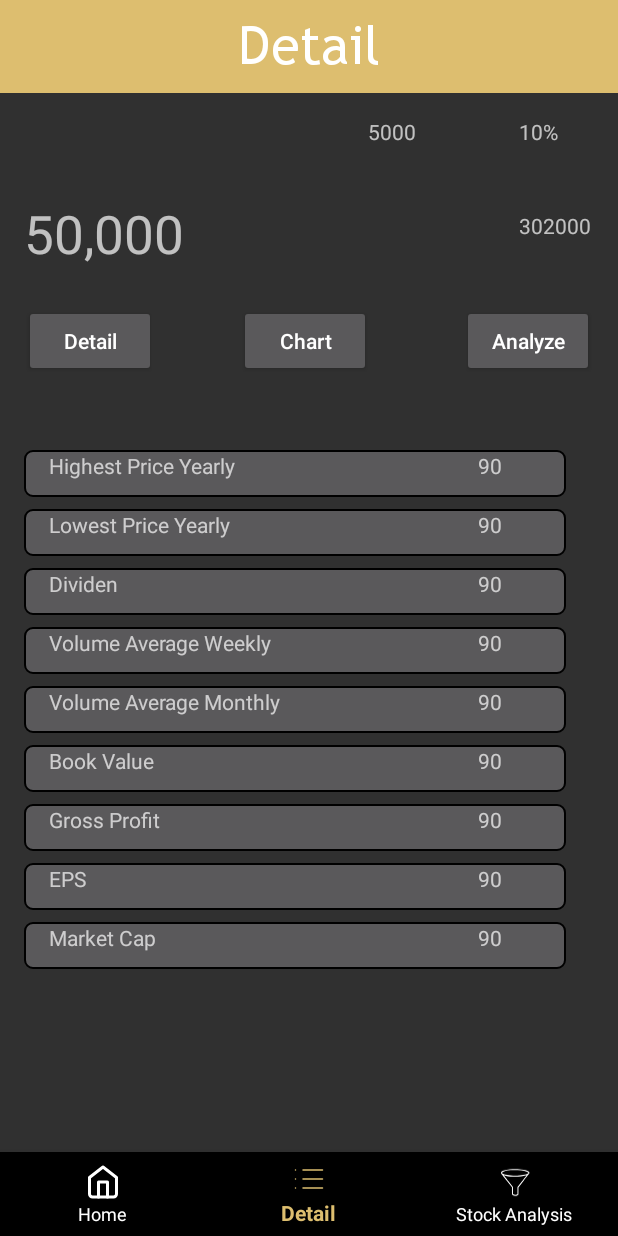
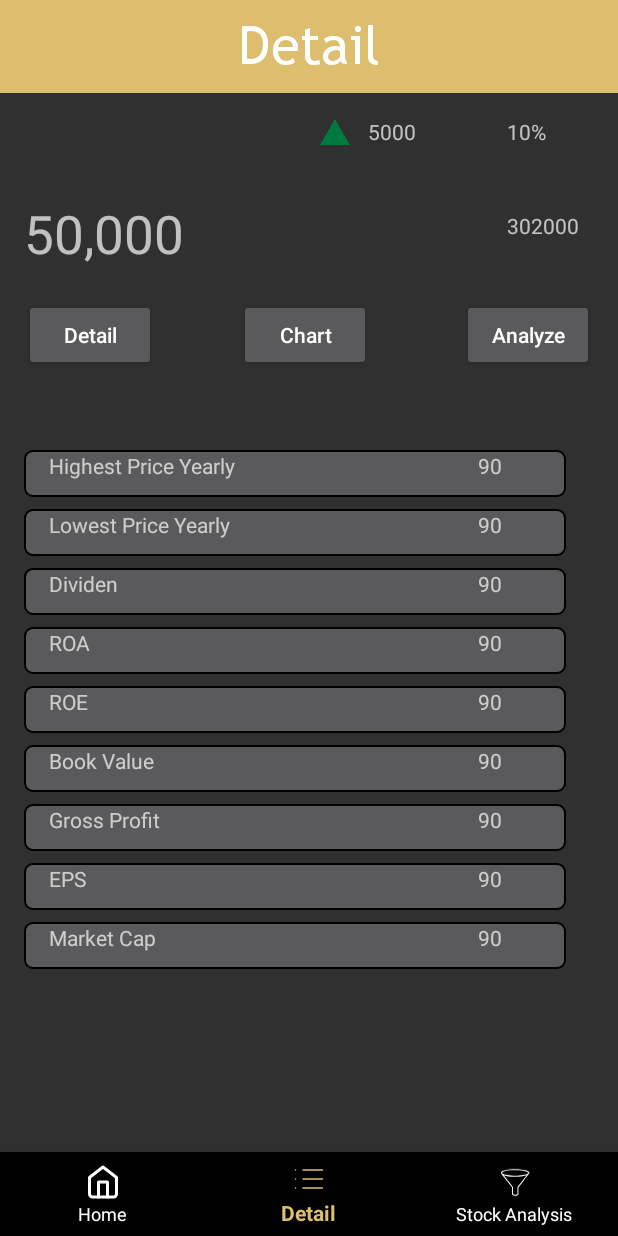
Before and after one commit to AlexanderWisnuputra/SanalyzerTA, an Android app: the Detail screen opened through its navigation route, on a phone screen of 412 x 824 dp. Run offline under Robolectric (Android 15) with nearby library versions, the light colour scheme and no system bars; our stand-ins replace navigation-ui; libraries missing offline, so code that uses them is left out: com.github.mikephil.charting; pictures from the network do not load.

Commit message:
add API Calls for Detail

```diff
--- a/app/src/main/java/com/example/sanalyzer/fragments/ItemAdapter.kt
+++ b/app/src/main/java/com/example/sanalyzer/adapter/SearchStockAdapter.kt
@@ -1,4 +1,4 @@
-package com.example.sanalyzer.fragments
+package com.example.sanalyzer.adapter
 import android.view.LayoutInflater
 import android.view.View
 import android.view.ViewGroup
@@ -10,11 +10,11 @@ import androidx.recyclerview.widget.RecyclerView
 import com.bumptech.glide.Glide
 import com.example.sanalyzer.R
 
-class ItemAdapter( private val itemList: MutableList<Pair<String, Int>>,
-                   private val mainInterface: SOrderInterface
-) : RecyclerView.Adapter<ItemAdapter.ItemViewHolder>(), Filterable {
+class SearchStockAdapter(private val searchList: MutableList<Pair<String, Int>>,
+                         private val mainInterface: SOrderInterface
+) : RecyclerView.Adapter<SearchStockAdapter.ItemViewHolder>(), Filterable {
 
-    private var filteredList: MutableList<Pair<String, Int>> = itemList.toMutableList()
+    private var filteredList: MutableList<Pair<String, Int>> = searchList.toMutableList()
     private var isSearching = false
 
     override fun onCreateViewHolder(parent: ViewGroup, viewType: Int): ItemViewHolder {
@@ -23,7 +23,7 @@ class ItemAdapter( private val itemList: MutableList<Pair<String, Int>>,
     }
 
     override fun getItemCount(): Int {
-        return if (isSearching) filteredList.size else itemList.size
+        return if (isSearching) filteredList.size else searchList.size
     }
 
     inner class ItemViewHolder(itemView: View) : RecyclerView.ViewHolder(itemView) {
@@ -49,10 +49,10 @@ class ItemAdapter( private val itemList: MutableList<Pair<String, Int>>,
                 val query = constraint?.toString()?.uppercase()
 
                 filteredList = if (query.isNullOrBlank()) {
-                    itemList.toMutableList()
+                    searchList.toMutableList()
                 } else {
                     isSearching = true
-                    itemList.filter { item ->
+                    searchList.filter { item ->
                         item.first.uppercase().contains(query)
                     }.toMutableList()
                 }
@@ -69,7 +69,7 @@ class ItemAdapter( private val itemList: MutableList<Pair<String, Int>>,
     }
 
     override fun onBindViewHolder(holder: ItemViewHolder, position: Int) {
-        val item = if (isSearching) filteredList[position] else itemList[position]
+        val item = if (isSearching) filteredList[position] else searchList[position]
         holder.bind(item)
     }
 }
--- /dev/null
+++ b/app/src/main/java/com/example/sanalyzer/api/ApiService.kt
@@ -0,0 +1,29 @@
+package com.example.sanalyzer.api
+
+import com.example.sanalyzer.data.ChartResponse
+import com.example.sanalyzer.data.StockStatistics
+import retrofit2.Call
+import retrofit2.http.GET
+import retrofit2.http.Headers
+import retrofit2.http.Query
+interface ApiService {
+    @Headers("X-RapidAPI-Key: febf774534msh8e71b6842063fe1p172242jsn613f7b24e2ba")
+    @GET("stock/v2/get-chart")
+    fun getChart(
+        @Query("symbol") symbol: String,
+        @Query("interval") interval: String,
+        @Query("range") range: String
+    ): Call<ChartResponse>
+
+    @Headers("X-RapidAPI-Key: febf774534msh8e71b6842063fe1p172242jsn613f7b24e2ba")
+    @GET("stock/v2/get-statistics")
+    fun getStockData(
+        @Query("symbol") symbol: String
+    ): Call<StockStatistics>
+
+    @Headers("X-RapidAPI-Key: febf774534msh8e71b6842063fe1p172242jsn613f7b24e2ba")
+    @GET("stock/v2/get-summary")
+    fun getsummary(
+        @Query("symbol") symbol: String
+    ): Call<StockStatistics>
+}
--- a/app/src/main/java/com/example/sanalyzer/fragments/YahooFinanceApiClient.kt
+++ b/app/src/main/java/com/example/sanalyzer/api/YahooFinanceApiClient.kt
@@ -1,11 +1,13 @@
-package com.example.sanalyzer.fragments
+package com.example.sanalyzer.api
 
+import com.example.sanalyzer.data.ChartResponse
+import com.example.sanalyzer.data.StockStatistics
 import retrofit2.Call
 import retrofit2.Retrofit
 import retrofit2.converter.gson.GsonConverterFactory
 
 class YahooFinanceApiClient {
-    private val apiService: ApiService
+    val apiService: ApiService
 
     init {
         val retrofit = Retrofit.Builder()
@@ -43,4 +45,8 @@ class YahooFinanceApiClient {
             }
         })
     }
+
+
+
+
 }
--- a/app/src/main/java/com/example/sanalyzer/fragments/ChartResponse.kt
+++ b/app/src/main/java/com/example/sanalyzer/data/ChartResponse.kt
@@ -1,4 +1,4 @@
-package com.example.sanalyzer.fragments
+package com.example.sanalyzer.data
 
 data class ChartResponse(
     val chart: Charts
--- a/app/src/main/java/com/example/sanalyzer/fragments/Detail.kt
+++ b/app/src/main/java/com/example/sanalyzer/fragments/Detail.kt
@@ -5,10 +5,15 @@ import androidx.fragment.app.Fragment
 import android.view.LayoutInflater
 import android.view.View
 import android.view.ViewGroup
+import android.widget.Toast
 import androidx.navigation.fragment.findNavController
 import com.example.sanalyzer.R
+import com.example.sanalyzer.api.YahooFinanceApiClient
+import com.example.sanalyzer.data.StockStatistics
 import com.example.sanalyzer.databinding.FragmentDetailBinding
 import com.example.sanalyzer.databinding.FragmentHomeBinding
+import retrofit2.Call
+import retrofit2.Retrofit
 
 
 class Detail : Fragment() {
@@ -27,9 +32,96 @@ class Detail : Fragment() {
         super.onViewCreated(view, savedInstanceState)
         val code = arguments?.getString("code")
         binding.StockName2.text = code
+        val stockcode = "$code.JK"
+        getStatistic(stockcode)
+        getsummary(stockcode)
         binding.button4.setOnClickListener {
             findNavController().navigate(R.id.action_detail_to_chart)
-
         }
     }
+
+    private fun getStatistic(string: String) {
+        val yahooFinanceApiClient = YahooFinanceApiClient()
+
+        val call = yahooFinanceApiClient.apiService.getStockData(string)
+
+        call.enqueue(object : retrofit2.Callback<StockStatistics> {
+            override fun onResponse(
+                call: Call<StockStatistics>,
+                response: retrofit2.Response<StockStatistics>
+            ) {
+                if (response.isSuccessful) {
+                    val stockStatistics = response.body()
+                    if (stockStatistics != null) {
+                        val result = response.body()
+                        binding.textView00.text = result?.summaryDetail?.fiftyTwoWeekHigh?.fmt.toString()
+                        binding.textView11.text = result?.summaryDetail?.fiftyTwoWeekLow?.fmt.toString()
+                        binding.textView22.text = result?.summaryDetail?.dividendYield?.fmt.toString()
+                        binding.textView33.text = result?.financialData?.returnOnAssets?.fmt.toString()
+                        binding.textView44.text = result?.financialData?.returnOnEquity?.fmt.toString()
+                        binding.textView55.text = result?.defaultKeyStatistics?.bookValue?.fmt.toString()
+                        binding.textView77.text = result?.defaultKeyStatistics?.trailingEps?.fmt.toString()
+                        binding.textView88.text = result?.summaryDetail?.marketCap?.fmt.toString()
+                        fun click(item: String) {
+                            val data = result?.defaultKeyStatistics?.priceToBook.toString()
+                            val mBundle = Bundle()
+                            mBundle.putString("code", data)
+
+                            findNavController().navigate(R.id.action_home_to_detail, mBundle)
+                        }
+                    } else {
+                        println("API request failed with response code: ${response.code()}")
+                    }
+                }
+            }
+
+            override fun onFailure(call: Call<StockStatistics>, t: Throwable) {
+                println("API request failed: ${t.message}")
+            }
+        })
+    }
+
+    private fun getsummary(string: String) {
+        val yahooFinanceApiClient = YahooFinanceApiClient()
+
+        val call = yahooFinanceApiClient.apiService.getsummary(string)
+
+        call.enqueue(object : retrofit2.Callback<StockStatistics> {
+            override fun onResponse(
+                call: Call<StockStatistics>,
+                response: retrofit2.Response<StockStatistics>
+            ) {
+                if (response.isSuccessful) {
+                    val stockStatistics = response.body()
+                    if (stockStatistics != null) {
+                        val result = response.body()
+                        binding.textView.text = result?.price?.regularMarketPrice?.fmt
+                        binding.price.text = result?.price?.regularMarketChange?.raw.toString()
+                        binding.textView66.text = result?.financialData?.grossProfits?.fmt.toString()
+
+                        if(result?.price?.regularMarketChange?.raw!! > 0){
+                            binding.imageView.setImageResource(R.drawable.up)
+                        }
+                        else if (result?.price?.regularMarketChange?.raw!! == 0.0){
+                            binding.imageView.visibility = View.INVISIBLE
+
+                        }
+                        else{
+                            binding.imageView.setImageResource(R.drawable.down)
+
+                        }
+                        binding.percentage.text = result?.price?.regularMarketChangePercent?.fmt
+                        binding.volume.text = result?.summaryDetail?.volume?.fmt.toString()
+
+                    } else {
+                        println("API request failed with response code: ${response.code()}")
+                    }
+                }
+            }
+
+            override fun onFailure(call: Call<StockStatistics>, t: Throwable) {
+                println("API request failed: ${t.message}")
+            }
+        })
+    }
 }
--- a/app/src/main/java/com/example/sanalyzer/fragments/Home.kt
+++ b/app/src/main/java/com/example/sanalyzer/fragments/Home.kt
@@ -11,6 +11,9 @@ import androidx.navigation.fragment.findNavController
 import androidx.recyclerview.widget.LinearLayoutManager
 import androidx.recyclerview.widget.RecyclerView
 import com.example.sanalyzer.R
+import com.example.sanalyzer.adapter.SearchStockAdapter
+import com.example.sanalyzer.adapter.SOrderInterface
+import com.example.sanalyzer.api.YahooFinanceApiClient
 import com.example.sanalyzer.databinding.FragmentHomeBinding
 import com.github.mikephil.charting.charts.LineChart
 import com.github.mikephil.charting.components.XAxis
@@ -24,12 +27,12 @@ import java.util.Locale
 import java.util.TimeZone
 
 
-class Home : Fragment(),SOrderInterface {
+class Home : Fragment(), SOrderInterface {
     private lateinit var binding: FragmentHomeBinding
     private lateinit var recyclerView: RecyclerView
     private lateinit var searchView: SearchView
-    private lateinit var itemAdapter: ItemAdapter
-    private val itemList: MutableList<Pair<String, Int>> = mutableListOf()
+    private lateinit var searchStockAdapter: SearchStockAdapter
+    private val searchList: MutableList<Pair<String, Int>> = mutableListOf()
 
     override fun onCreateView(
         inflater: LayoutInflater, container: ViewGroup?,
@@ -44,9 +47,9 @@ class Home : Fragment(),SOrderInterface {
         super.onViewCreated(view, savedInstanceState)
 
         recyclerView = binding.LQ45
-        itemAdapter = ItemAdapter(itemList, this)
+        searchStockAdapter = SearchStockAdapter(searchList, this)
         searchView = binding.countrySearch
-        recyclerView.adapter = itemAdapter
+        recyclerView.adapter = searchStockAdapter
         recyclerView.layoutManager = LinearLayoutManager(context)
         filldata()
         search()
@@ -113,23 +116,23 @@ class Home : Fragment(),SOrderInterface {
     private fun search(){
         searchView.setOnQueryTextListener(object : SearchView.OnQueryTextListener {
             override fun onQueryTextSubmit(query: String?): Boolean {
-                itemAdapter.filter.filter(query)
+                searchStockAdapter.filter.filter(query)
                 return false
             }
 
             override fun onQueryTextChange(newText: String?): Boolean {
-                itemAdapter.filter.filter(newText)
+                searchStockAdapter.filter.filter(newText)
                 return false
             }
         })
     }
 
     private fun add(name: String, intValue: Int) {
-        itemList.add(Pair(name, intValue))
+        searchList.add(Pair(name, intValue))
     }
 
     private fun filldata(){
-    itemList.clear()
+    searchList.clear()
     add("ADHI", R.drawable.aces)
     add("ADRO", R.drawable.adro)
     add("AKRA", R.drawable.akra)
--- a/app/src/main/java/com/example/sanalyzer/fragments/StockList.kt
+++ /dev/null
@@ -1,6 +0,0 @@
-package com.example.sanalyzer.fragments
-
-data class StockList(
-    val stockCode: String,
-    val icon: Int
-)
--- /dev/null
+++ b/app/src/main/res/drawable/down.xml
@@ -0,0 +1,9 @@
+<vector xmlns:android="http://schemas.android.com/apk/res/android"
+    android:width="206dp"
+    android:height="174dp"
+    android:viewportWidth="206"
+    android:viewportHeight="174">
+  <path
+      android:pathData="M5.08,8.97C70.51,9.13 135.94,8.78 201.37,9.15C173.43,56.08 144.36,102.34 116.05,149.05C111.86,155.8 107.91,162.7 103.4,169.25C70.52,115.89 38,62.3 5.08,8.97Z"
+      android:fillColor="#ff3300"/>
+</vector>
--- a/app/src/main/res/layout/fragment_detail.xml
+++ b/app/src/main/res/layout/fragment_detail.xml
@@ -44,15 +44,15 @@
         android:layout_height="52dp"
         android:layout_marginStart="16dp"
         android:layout_marginTop="64dp"
-        android:text="ABCD"
+        android:text="ADHI"
         android:textSize="30sp"
         app:layout_constraintStart_toStartOf="parent"
         app:layout_constraintTop_toTopOf="parent" />
 
     <TextView
         android:id="@+id/textView"
-        android:layout_width="131dp"
-        android:layout_height="55dp"
+        android:layout_width="183dp"
+        android:layout_height="51dp"
         android:layout_marginStart="16dp"
         android:layout_marginTop="16dp"
         android:text="50,000"
@@ -65,7 +65,7 @@
         android:layout_width="50dp"
         android:layout_height="41dp"
         android:layout_marginTop="16dp"
-        android:layout_marginEnd="16dp"
+        android:layout_marginEnd="24dp"
         android:text="10% "
         app:layout_constraintEnd_toEndOf="parent"
         app:layout_constraintTop_toBottomOf="@+id/navi3" />
@@ -75,7 +75,7 @@
         android:layout_width="50dp"
         android:layout_height="41dp"
         android:layout_marginTop="21dp"
-        android:layout_marginEnd="16dp"
+        android:layout_marginEnd="24dp"
         android:text="302000 "
         app:layout_constraintEnd_toEndOf="parent"
         app:layout_constraintTop_toBottomOf="@+id/percentage" />
@@ -228,7 +228,7 @@
             android:layout_width="260dp"
             android:layout_height="30dp"
             android:paddingStart="16dp"
-            android:text="Volume Average Weekly"
+            android:text="ROA"
             tools:layout_editor_absoluteX="42dp"
             tools:layout_editor_absoluteY="381dp"/>
 
@@ -258,7 +258,7 @@
             android:layout_width="260dp"
             android:layout_height="30dp"
             android:paddingStart="16dp"
-            android:text="Volume Average Monthly"
+            android:text="ROE"
             android:textAlignment="textStart"
             tools:layout_editor_absoluteX="42dp"
             tools:layout_editor_absoluteY="381dp" />
@@ -393,4 +393,14 @@
             tools:layout_editor_absoluteY="381dp" />
     </LinearLayout>
 
+    <ImageView
+        android:id="@+id/imageView"
+        android:layout_width="20dp"
+        android:layout_height="20dp"
+        android:layout_marginTop="16dp"
+        android:layout_marginEnd="12dp"
+        android:src="@drawable/up"
+        app:layout_constraintEnd_toStartOf="@+id/price"
+        app:layout_constraintTop_toBottomOf="@+id/navi3" />
+
 </androidx.constraintlayout.widget.ConstraintLayout>
```
Also changed, not shown: app/src/main/java/com/example/sanalyzer/adapter/SOrderInterface.kt (added, +7 -0 lines), app/src/main/java/com/example/sanalyzer/data/StockStatistics.kt (added, +45 -0 lines), app/src/main/java/com/example/sanalyzer/fragments/ApiService.kt (deleted, +0 -15 lines), app/src/main/java/com/example/sanalyzer/fragments/RetrofitClient.kt (deleted, +0 -13 lines), app/src/main/java/com/example/sanalyzer/fragments/SOrderInterface.kt (deleted, +0 -9 lines), app/src/main/java/com/example/sanalyzer/fragments/SearchAdapter.kt (deleted, +0 -36 lines), app/src/main/res/drawable/up.png (added).
